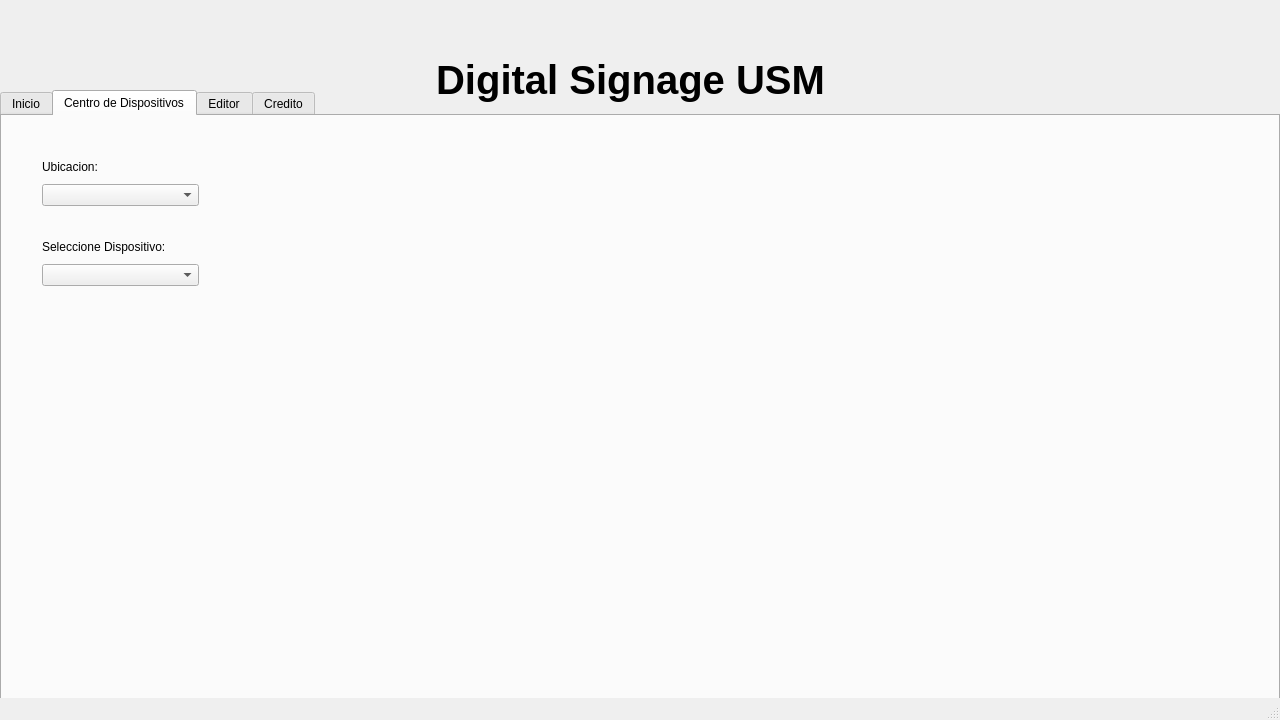
Above: ProyectoQT/Interfaz_Digital_SIgnage_USM/mainwindow.ui from seba-saca/Digital_Signage_USM before the change. Below: the same form after it.
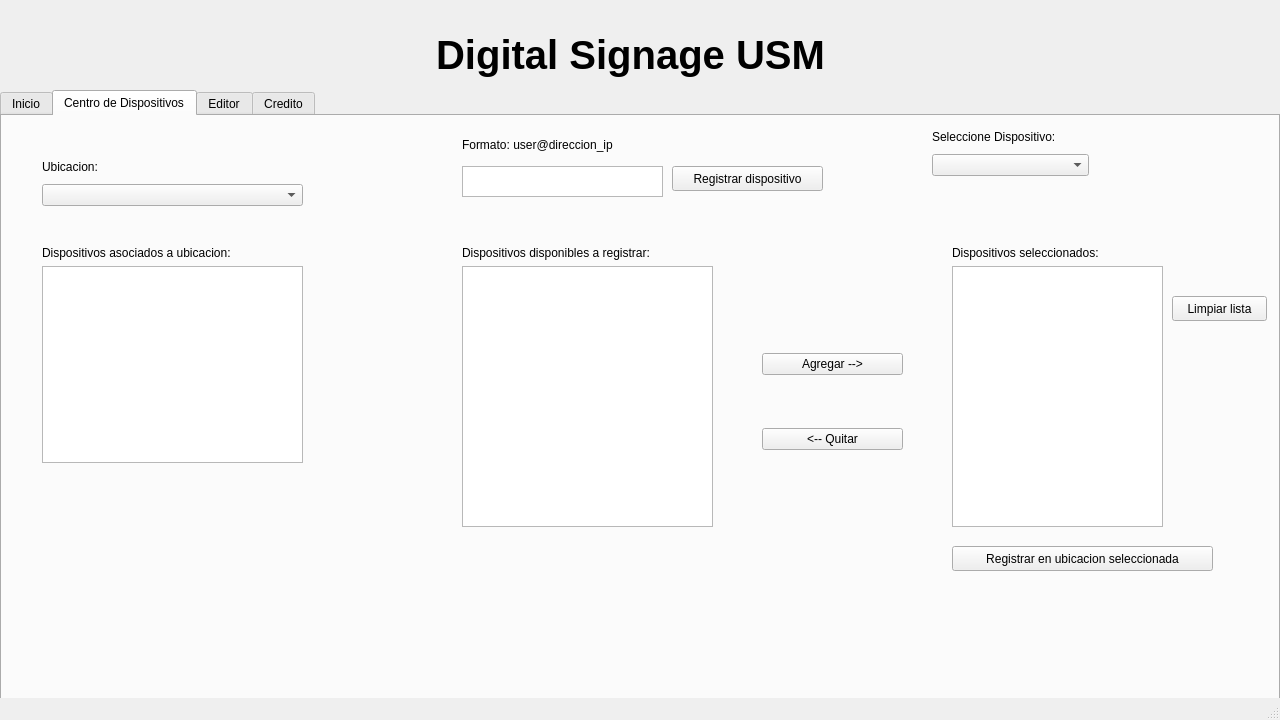
That is the form after the change. The open tabs and pages were chosen to show the change. Icons and pictures are not drawn.

Commit message: Avance_Centro_Dispositivos

Patch:
```diff
--- a/ProyectoQT/Interfaz_Digital_SIgnage_USM/mainwindow.ui
+++ b/ProyectoQT/Interfaz_Digital_SIgnage_USM/mainwindow.ui
@@ -442,7 +442,7 @@
        <rect>
         <x>40</x>
         <y>40</y>
-        <width>157</width>
+        <width>261</width>
         <height>50</height>
        </rect>
       </property>
@@ -462,8 +462,8 @@
      <widget class="QWidget" name="layoutWidget_7">
       <property name="geometry">
        <rect>
-        <x>40</x>
-        <y>120</y>
+        <x>930</x>
+        <y>10</y>
         <width>157</width>
         <height>50</height>
        </rect>
@@ -481,6 +481,160 @@
        </item>
       </layout>
      </widget>
+     <widget class="QWidget" name="layoutWidget_8">
+      <property name="geometry">
+       <rect>
+        <x>40</x>
+        <y>130</y>
+        <width>261</width>
+        <height>217</height>
+       </rect>
+      </property>
+      <layout class="QVBoxLayout" name="verticalLayout_22">
+       <item>
+        <widget class="QLabel" name="Dispositivos_Ubicacion_label">
+         <property name="text">
+          <string>Dispositivos asociados a ubicacion:</string>
+         </property>
+        </widget>
+       </item>
+       <item>
+        <widget class="QListWidget" name="Dispositivos_Ubicacion"/>
+       </item>
+      </layout>
+     </widget>
+     <widget class="QWidget" name="layoutWidget_9">
+      <property name="geometry">
+       <rect>
+        <x>460</x>
+        <y>130</y>
+        <width>251</width>
+        <height>281</height>
+       </rect>
+      </property>
+      <layout class="QVBoxLayout" name="verticalLayout_23">
+       <item>
+        <widget class="QLabel" name="Dispositivos_Registrados_label">
+         <property name="text">
+          <string>Dispositivos disponibles a registrar:</string>
+         </property>
+        </widget>
+       </item>
+       <item>
+        <widget class="QListWidget" name="Dispositivos_Registrados"/>
+       </item>
+      </layout>
+     </widget>
+     <widget class="QWidget" name="layoutWidget_10">
+      <property name="geometry">
+       <rect>
+        <x>950</x>
+        <y>130</y>
+        <width>211</width>
+        <height>281</height>
+       </rect>
+      </property>
+      <layout class="QVBoxLayout" name="verticalLayout_24">
+       <item>
+        <widget class="QLabel" name="Dispositivos_seleccionados_label">
+         <property name="text">
+          <string>Dispositivos seleccionados:</string>
+         </property>
+        </widget>
+       </item>
+       <item>
+        <widget class="QListWidget" name="Dispositivos_seleccionados"/>
+       </item>
+      </layout>
+     </widget>
+     <widget class="QPlainTextEdit" name="Formato_ip_dispositivo">
+      <property name="geometry">
+       <rect>
+        <x>460</x>
+        <y>50</y>
+        <width>201</width>
+        <height>31</height>
+       </rect>
+      </property>
+     </widget>
+     <widget class="QLabel" name="label_formato_ip">
+      <property name="geometry">
+       <rect>
+        <x>460</x>
+        <y>20</y>
+        <width>201</width>
+        <height>17</height>
+       </rect>
+      </property>
+      <property name="text">
+       <string>Formato: user@direccion_ip</string>
+      </property>
+     </widget>
+     <widget class="QPushButton" name="Agregar_dispositivo_boton">
+      <property name="geometry">
+       <rect>
+        <x>670</x>
+        <y>50</y>
+        <width>151</width>
+        <height>25</height>
+       </rect>
+      </property>
+      <property name="text">
+       <string>Registrar dispositivo</string>
+      </property>
+     </widget>
+     <widget class="QPushButton" name="Agregar_dispositivo_ubicacion_boton">
+      <property name="geometry">
+       <rect>
+        <x>950</x>
+        <y>430</y>
+        <width>261</width>
+        <height>25</height>
+       </rect>
+      </property>
+      <property name="text">
+       <string>Registrar en ubicacion seleccionada</string>
+      </property>
+     </widget>
+     <widget class="QPushButton" name="Limpiar_lista_dispositivos">
+      <property name="geometry">
+       <rect>
+        <x>1170</x>
+        <y>180</y>
+        <width>95</width>
+        <height>25</height>
+       </rect>
+      </property>
+      <property name="text">
+       <string>Limpiar lista</string>
+      </property>
+     </widget>
+     <widget class="QWidget" name="">
+      <property name="geometry">
+       <rect>
+        <x>760</x>
+        <y>190</y>
+        <width>141</width>
+        <height>191</height>
+       </rect>
+      </property>
+      <layout class="QVBoxLayout" name="verticalLayout_25">
+       <item>
+        <widget class="QPushButton" name="Agregar_lista_dispositivos">
+         <property name="text">
+          <string>Agregar --&gt;</string>
+         </property>
+        </widget>
+       </item>
+       <item>
+        <widget class="QPushButton" name="Quitar_lista_dispositivos">
+         <property name="text">
+          <string>&lt;-- Quitar</string>
+         </property>
+        </widget>
+       </item>
+      </layout>
+     </widget>
     </widget>
     <widget class="QWidget" name="EditPlantilla">
      <attribute name="title">
@@ -1160,7 +1314,7 @@
       <x>320</x>
       <y>30</y>
       <width>621</width>
-      <height>101</height>
+      <height>51</height>
      </rect>
     </property>
     <property name="font">
```
Left out of the diff: 17 changed lines with no effect on the pictures. The commit also changes 5 other files.
